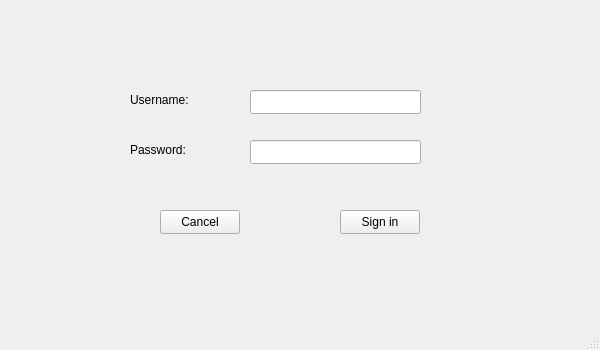
gwentenjoyer/Passer, file Passer/windowcreate.ui: the form before one commit.
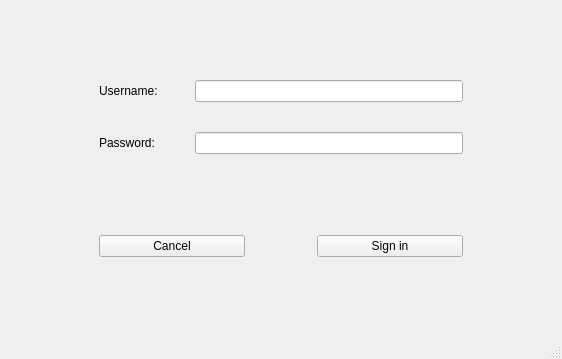
The form after the commit.

Commit message: changed forms to dynamically scale. added refresh button. AddEntry recreated

Diff of the .ui file:
```diff
--- a/Passer/windowcreate.ui
+++ b/Passer/windowcreate.ui
@@ -6,86 +6,147 @@
    <rect>
     <x>0</x>
     <y>0</y>
-    <width>600</width>
-    <height>350</height>
+    <width>562</width>
+    <height>359</height>
    </rect>
   </property>
   <property name="windowTitle">
    <string>Passer - Create new account</string>
   </property>
   <widget class="QWidget" name="centralwidget">
-   <widget class="QLabel" name="labelUsername">
-    <property name="geometry">
-     <rect>
-      <x>130</x>
-      <y>90</y>
-      <width>71</width>
-      <height>20</height>
-     </rect>
+   <layout class="QGridLayout" name="gridLayout" columnstretch="10,10,30,10">
+    <property name="leftMargin">
+     <number>10</number>
     </property>
-    <property name="text">
-     <string>Username:</string>
+    <property name="topMargin">
+     <number>30</number>
     </property>
-   </widget>
-   <widget class="QLabel" name="labelPassword">
-    <property name="geometry">
-     <rect>
-      <x>130</x>
-      <y>140</y>
-      <width>81</width>
-      <height>20</height>
-     </rect>
+    <property name="rightMargin">
+     <number>10</number>
     </property>
-    <property name="text">
-     <string>Password:</string>
+    <property name="bottomMargin">
+     <number>30</number>
     </property>
-   </widget>
-   <widget class="QLineEdit" name="leUsername">
-    <property name="geometry">
-     <rect>
-      <x>250</x>
-      <y>90</y>
-      <width>171</width>
-      <height>24</height>
-     </rect>
+    <property name="verticalSpacing">
+     <number>30</number>
     </property>
-   </widget>
-   <widget class="QLineEdit" name="lePassword">
-    <property name="geometry">
-     <rect>
-      <x>250</x>
-      <y>140</y>
-      <width>171</width>
-      <height>24</height>
-     </rect>
-    </property>
-   </widget>
-   <widget class="QPushButton" name="pbSignin">
-    <property name="geometry">
-     <rect>
-      <x>340</x>
-      <y>210</y>
-      <width>80</width>
-      <height>24</height>
-     </rect>
-    </property>
-    <property name="text">
-     <string>Sign in</string>
-    </property>
-   </widget>
-   <widget class="QPushButton" name="pbCancel">
-    <property name="geometry">
-     <rect>
-      <x>160</x>
-      <y>210</y>
-      <width>80</width>
-      <height>24</height>
-     </rect>
-    </property>
-    <property name="text">
-     <string>Cancel</string>
-    </property>
-   </widget>
+    <item row="0" column="2">
+     <spacer name="verticalSpacer_2">
+      <property name="orientation">
+       <enum>Qt::Vertical</enum>
+      </property>
+      <property name="sizeHint" stdset="0">
+       <size>
+        <width>20</width>
+        <height>40</height>
+       </size>
+      </property>
+     </spacer>
+    </item>
+    <item row="4" column="1" colspan="2">
+     <layout class="QHBoxLayout" name="horizontalLayout" stretch="30,15,30">
+      <item>
+       <widget class="QPushButton" name="pbCancel">
+        <property name="text">
+         <string>Cancel</string>
+        </property>
+       </widget>
+      </item>
+      <item>
+       <spacer name="horizontalSpacer_3">
+        <property name="orientation">
+         <enum>Qt::Horizontal</enum>
+        </property>
+        <property name="sizeHint" stdset="0">
+         <size>
+          <width>40</width>
+          <height>20</height>
+         </size>
+        </property>
+       </spacer>
+      </item>
+      <item>
+       <widget class="QPushButton" name="pbSignin">
+        <property name="text">
+         <string>Sign in</string>
+        </property>
+       </widget>
+      </item>
+     </layout>
+    </item>
+    <item row="2" column="2">
+     <widget class="QLineEdit" name="lePassword"/>
+    </item>
+    <item row="3" column="2">
+     <spacer name="verticalSpacer">
+      <property name="orientation">
+       <enum>Qt::Vertical</enum>
+      </property>
+      <property name="sizeHint" stdset="0">
+       <size>
+        <width>20</width>
+        <height>40</height>
+       </size>
+      </property>
+     </spacer>
+    </item>
+    <item row="2" column="1">
+     <widget class="QLabel" name="labelPassword">
+      <property name="text">
+       <string>Password:</string>
+      </property>
+     </widget>
+    </item>
+    <item row="2" column="0">
+     <spacer name="horizontalSpacer">
+      <property name="orientation">
+       <enum>Qt::Horizontal</enum>
+      </property>
+      <property name="sizeHint" stdset="0">
+       <size>
+        <width>40</width>
+        <height>20</height>
+       </size>
+      </property>
+     </spacer>
+    </item>
+    <item row="2" column="3">
+     <spacer name="horizontalSpacer_2">
+      <property name="orientation">
+       <enum>Qt::Horizontal</enum>
+      </property>
+      <property name="sizeHint" stdset="0">
+       <size>
+        <width>40</width>
+        <height>20</height>
+       </size>
+      </property>
+     </spacer>
+    </item>
+    <item row="1" column="2">
+     <widget class="QLineEdit" name="leUsername"/>
+    </item>
+    <item row="1" column="1">
+     <widget class="QLabel" name="labelUsername">
+      <property name="text">
+       <string>Username:</string>
+      </property>
+     </widget>
+    </item>
+    <item row="5" column="1">
+     <spacer name="verticalSpacer_3">
+      <property name="orientation">
+       <enum>Qt::Vertical</enum>
+      </property>
+      <property name="sizeHint" stdset="0">
+       <size>
+        <width>20</width>
+        <height>40</height>
+       </size>
+      </property>
+     </spacer>
+    </item>
+   </layout>
   </widget>
   <widget class="QMenuBar" name="menubar">
    <property name="geometry">
```
Left out of the diff: 2 changed lines with no effect on the pictures. The commit also changes 9 other files.
